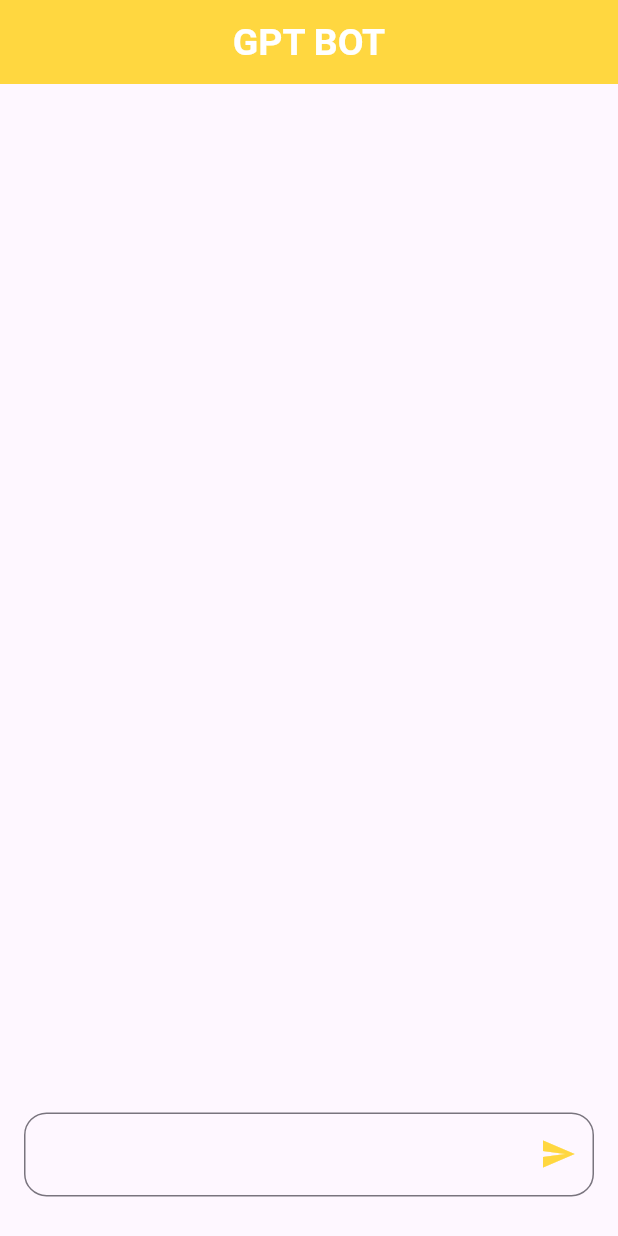
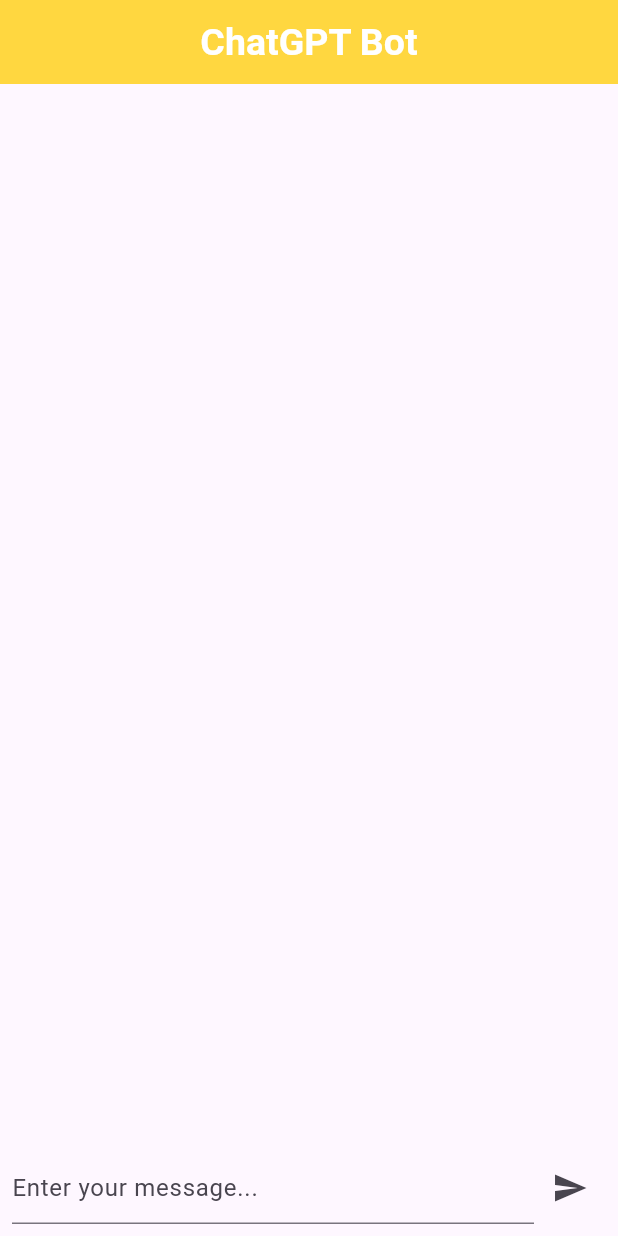
Before and after one commit to VinayaAugusthy/gpt_bot, a Flutter app: the screen it shows after launch, on a phone screen of 412 x 824 dp. Run offline on Flutter 3.47's test engine with Material 3 defaults, Android fonts, the phone set to English and light mode, and no system bars; missing offline and left inert: chat_gpt_sdk.

Commit message:
chat gpt done

```diff
--- a/lib/chat_message.dart
+++ b/lib/chat_message.dart
@@ -55,3 +55,9 @@
     );
   }
 }
+// class ChatMessage {
+//   final String text;
+//   final String sender;
+
+//   ChatMessage({required this.text, required this.sender});
+// }
--- a/lib/chat_screen.dart
+++ b/lib/chat_screen.dart
@@ -1,23 +1,34 @@
+// ignore_for_file: library_private_types_in_public_api, avoid_print
+
 import 'dart:async';
 
+import 'package:flutter/material.dart';
 import 'package:chat_gpt_sdk/chat_gpt_sdk.dart';
-import 'package:flutter/material.dart';
-import 'package:gpt_bot/chat_message.dart';
+import 'package:http/http.dart' as http;
+import 'dart:convert';
+
+import 'chat_message.dart';
 
 class ChatScreen extends StatefulWidget {
   const ChatScreen({Key? key}) : super(key: key);
 
   @override
-  State<ChatScreen> createState() => _ChatScreenState();
+  _ChatScreenState createState() => _ChatScreenState();
 }
 
 class _ChatScreenState extends State<ChatScreen> {
-  TextEditingController _controller = TextEditingController();
+  final TextEditingController _controller = TextEditingController();
   List<ChatMessage> messages = [];
-  OpenAI? chatGPT;
+  late OpenAI? chatGPT;
   StreamSubscription? _subscription;
+
   @override
   void initState() {
+    chatGPT = OpenAI.instance.build(
+      token: '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',
+      baseOption:
+          HttpSetup(receiveTimeout: const Duration(milliseconds: 60000)),
+    );
     super.initState();
   }
 
@@ -27,71 +38,105 @@
     super.dispose();
   }
 
-  @override
-  Widget build(BuildContext context) {
-    Size size = MediaQuery.of(context).size;
+  Future<String> getBotResponse(String userMessage) async {
+    const apiKey = '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';
+    const apiUrl = 'https://api.openai.com/v1/engines/davinci/completions';
 
-    return Scaffold(
-      appBar: AppBar(
-        title: const Text(
-          'GPT BOT',
-        ),
-      ),
-      body: SafeArea(
-        child: Padding(
-          padding: const EdgeInsets.only(
-            top: 10,
-            left: 16,
-            right: 16,
-          ),
-          child: Column(
-            children: [
-              Flexible(
-                child: ListView.builder(
-                  reverse: true,
-                  itemCount: messages.length,
-                  itemBuilder: (BuildContext context, int index) =>
-                      messages[index],
-                ),
-              ),
-              const SizedBox(
-                height: 10,
-              ),
-              SizedBox(
-                width: size.width,
-                height: size.height * 0.1,
-                child: TextFormField(
-                  decoration: InputDecoration(
-                    border: OutlineInputBorder(
-                      borderRadius: BorderRadius.circular(
-                        15,
-                      ),
-                      borderSide: const BorderSide(
-                        color: Colors.amberAccent,
-                        width: 2.0,
-                      ),
-                    ),
-                    suffixIconColor: Colors.amberAccent,
-                    suffixIcon: IconButton(
-                      icon: const Icon(Icons.send),
-                      onPressed: () => sendMessage(),
-                    ),
-                  ),
-                  controller: _controller,
-                ),
-              )
-            ],
-          ),
-        ),
-      ),
+    final response = await http.post(
+      Uri.parse(apiUrl),
+      headers: {
+        'Content-Type': 'application/json',
+        'Authorization': 'Bearer $apiKey',
+      },
+      body: jsonEncode({
+        'prompt': userMessage,
+        'max_tokens': 50,
+      }),
     );
+
+    if (response.statusCode == 200) {
+      final data = json.decode(response.body);
+      return data['choices'][0]['text'];
+    } else {
+      throw Exception('Failed to send message');
+    }
   }
 
-  void sendMessage() {
-    ChatMessage message = ChatMessage(text: _controller.text, sender: 'Vinaya');
+  void sendMessage() async {
+    ChatMessage message = ChatMessage(text: _controller.text, sender: 'User');
     setState(() {
       messages.insert(0, message);
     });
     _controller.clear();
+
+    try {
+      final request = CompleteText(
+        prompt: message.text,
+        model: kTextDavinci3,
+        maxTokens: 200,
+      );
+
+      await Future.delayed(const Duration(seconds: 2));
+
+      _subscription = chatGPT!
+          .build(token: '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')
+          .onCompletionStream(request: request)
+          .listen((response) {
+        print(response!.choices[0].text);
+        getBotResponse(response.choices[0].text).then((botResponse) {
+          ChatMessage botMessage =
+              ChatMessage(text: botResponse, sender: 'Bot');
+          setState(() {
+            messages.insert(0, botMessage);
+          });
+        });
+      });
+    } catch (e) {
+      print('Error: $e');
+    }
+  }
+
+  @override
+  Widget build(BuildContext context) {
+    return Scaffold(
+      appBar: AppBar(
+        title: const Text('ChatGPT Bot'),
+      ),
+      body: Column(
+        children: [
+          Expanded(
+            child: ListView.builder(
+              reverse: true,
+              itemCount: messages.length,
+              itemBuilder: (BuildContext context, int index) {
+                return ListTile(
+                  title: Text(
+                      '${messages[index].sender}: ${messages[index].text}'),
+                );
+              },
+            ),
+          ),
+          Padding(
+            padding: const EdgeInsets.all(8.0),
+            child: Row(
+              children: [
+                Expanded(
+                  child: TextField(
+                    controller: _controller,
+                    decoration: const InputDecoration(
+                      hintText: 'Enter your message...',
+                    ),
+                  ),
+                ),
+                IconButton(
+                  icon: const Icon(Icons.send),
+                  onPressed: sendMessage,
+                ),
+              ],
+            ),
+          ),
+        ],
+      ),
+    );
   }
 }
--- a/lib/main.dart
+++ b/lib/main.dart
@@ -1,7 +1,7 @@
 import 'package:flutter/material.dart';
 import 'package:gpt_bot/chat_screen.dart';
 
-void main() {
+void main() async {
   runApp(const MyApp());
 }
 
@@ -24,8 +24,9 @@
           ),
         ),
       ),
-      home: const ChatScreen(),
-      debugShowCheckedModeBanner: false,
+      home: ChatScreen(),
+      debugShowCheckedModeBanner:
+          false, //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
     );
   }
 }
--- a/pubspec.yaml
+++ b/pubspec.yaml
@@ -38,6 +38,8 @@
   chat_gpt_sdk:
    git:
     url: https://github.com/iampawan/Flutter-ChatGPT.git
+  flutter_dotenv: ^5.1.0
+  http: ^1.1.0
 
 dev_dependencies:
   flutter_test:
```
Also changed, not shown: pubspec.lock.
